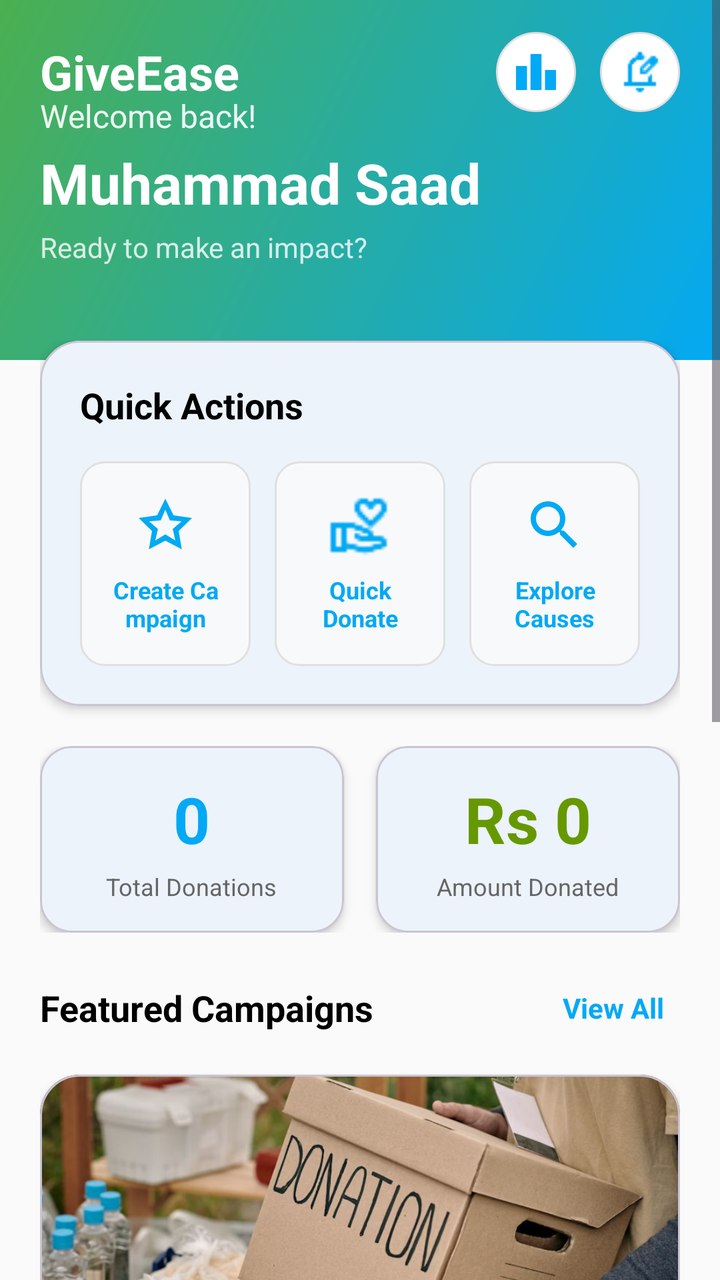
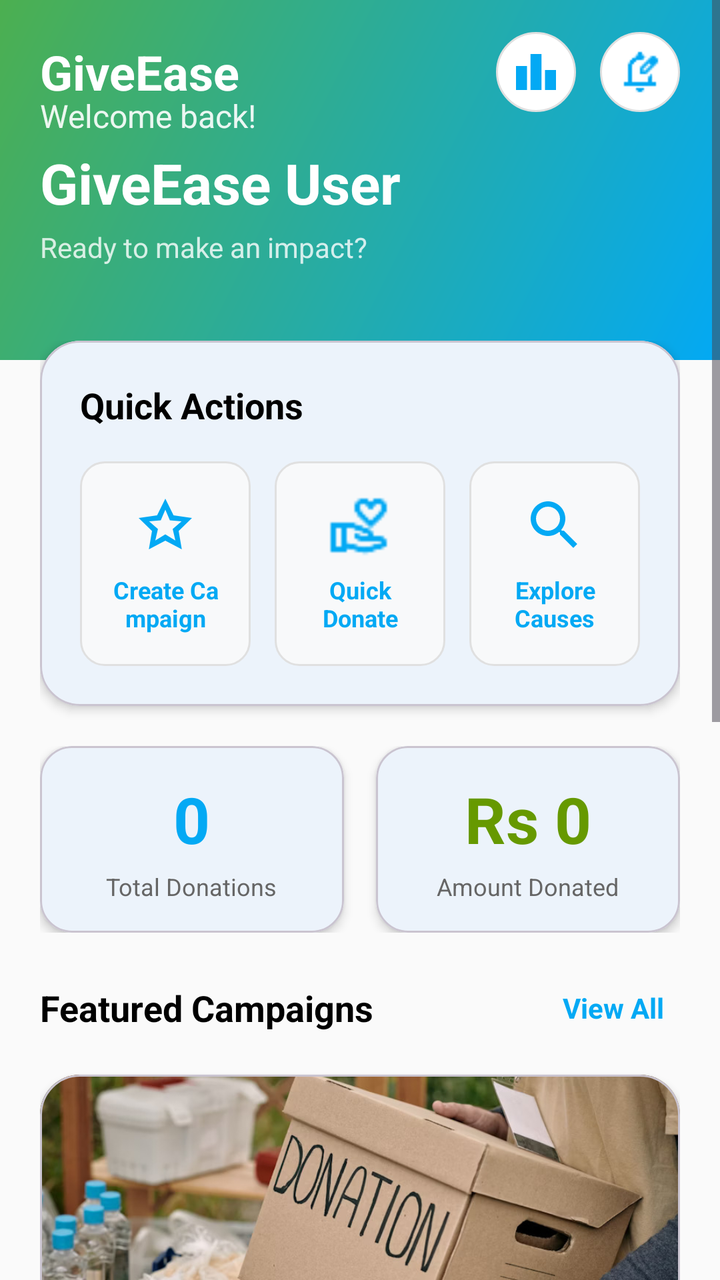

An Android layout rendered at two revisions. The XML below is the earlier revision; the diff shows what the commit changed to produce the second picture.
<!-- AndroidManifest.xml: application theme Theme.GiveEase -->
<!-- res/layout/fragment_donor_home.xml -->
<?xml version="1.0" encoding="utf-8"?>
<ScrollView xmlns:android="http://schemas.android.com/apk/res/android"
    xmlns:app="http://schemas.android.com/apk/res-auto"
    android:layout_width="match_parent"
    android:layout_height="match_parent"
    android:background="@color/background"
    android:fillViewport="true">

    <LinearLayout
        android:layout_width="match_parent"
        android:layout_height="wrap_content"
        android:orientation="vertical">

        <RelativeLayout
            android:layout_width="match_parent"
            android:layout_height="180dp"
            android:background="@drawable/home_header_gradient">

            <LinearLayout
                android:layout_width="match_parent"
                android:layout_height="wrap_content"
                android:orientation="horizontal"
                android:gravity="center_vertical"
                android:paddingHorizontal="20dp"
                android:paddingTop="16dp"
                android:layout_alignParentTop="true">

                <LinearLayout
                    android:layout_width="0dp"
                    android:layout_weight="1"
                    android:layout_height="wrap_content"
                    android:orientation="vertical">

                    <TextView
                        android:layout_width="wrap_content"
                        android:layout_height="wrap_content"
                        android:text="GiveEase"
                        android:textSize="24sp"
                        android:textStyle="bold"
                        android:textColor="@android:color/white" />

                </LinearLayout>

                <LinearLayout
                    android:layout_width="wrap_content"
                    android:layout_height="wrap_content"
                    android:orientation="horizontal">

                    <ImageView
                        android:id="@+id/ivLeaderboard"
                        android:layout_width="40dp"
                        android:layout_height="40dp"
                        android:src="@drawable/ic_leaderboard1"
                        android:background="@drawable/circle_white_bg"
                        android:padding="8dp"
                        android:layout_marginEnd="12dp"
                        app:tint="@color/secondary" />

                    <ImageView
                        android:id="@+id/ivNotifications"
                        android:layout_width="40dp"
                        android:layout_height="40dp"
                        android:src="@drawable/ic_notification"
                        android:background="@drawable/circle_white_bg"
                        android:padding="8dp"
                        app:tint="@color/secondary" />
                </LinearLayout>
            </LinearLayout>

            <LinearLayout
                android:layout_width="match_parent"
                android:layout_height="wrap_content"
                android:orientation="vertical"
                android:layout_centerInParent="true"
                android:paddingHorizontal="20dp">

                <TextView
                    android:layout_width="wrap_content"
                    android:layout_height="wrap_content"
                    android:text="Welcome back!"
                    android:textSize="16sp"
                    android:textColor="@android:color/white"
                    android:alpha="0.9" />

                <TextView
                    android:id="@+id/tvUserName"
                    android:layout_width="wrap_content"
                    android:layout_height="wrap_content"
                    android:text="Muhammad Saad"
                    android:textSize="28sp"
                    android:textStyle="bold"
                    android:textColor="@android:color/white"
                    android:layout_marginTop="4dp" />

                <TextView
                    android:layout_width="wrap_content"
                    android:layout_height="wrap_content"
                    android:text="Ready to make an impact?"
                    android:textSize="14sp"
                    android:textColor="@android:color/white"
                    android:alpha="0.8"
                    android:layout_marginTop="4dp" />
            </LinearLayout>
        </RelativeLayout>

        <LinearLayout
            android:layout_width="match_parent"
            android:layout_height="wrap_content"
            android:orientation="vertical"
            android:padding="20dp"
            android:layout_marginTop="-30dp">

            <com.google.android.material.card.MaterialCardView
                android:layout_width="match_parent"
                android:layout_height="wrap_content"
                android:layout_marginBottom="20dp"
                app:cardCornerRadius="20dp"
                app:cardElevation="3dp"
                app:cardBackgroundColor="@android:color/white">

                <LinearLayout
                    android:layout_width="match_parent"
                    android:layout_height="wrap_content"
                    android:orientation="vertical"
                    android:padding="20dp">

                    <TextView
                        android:layout_width="wrap_content"
                        android:layout_height="wrap_content"
                        android:text="Quick Actions"
                        android:textSize="18sp"
                        android:textStyle="bold"
                        android:textColor="@android:color/black"
                        android:layout_marginBottom="16dp" />

                    <LinearLayout
                        android:layout_width="match_parent"
                        android:layout_height="wrap_content"
                        android:orientation="horizontal">

                        <LinearLayout
                            android:id="@+id/layoutDonateWithoutRequest"
                            android:layout_width="0dp"
                            android:layout_weight="1"
                            android:layout_height="wrap_content"
                            android:orientation="vertical"
                            android:gravity="center"
                            android:background="@drawable/action_button_bg"
                            android:clickable="true"
                            android:focusable="true"
                            android:padding="16dp"
                            android:layout_marginEnd="8dp">

                            <ImageView
                                android:layout_width="32dp"
                                android:layout_height="32dp"
                                android:src="@drawable/ic_campaign"
                                app:tint="@color/secondary"
                                android:layout_marginBottom="8dp" />

                            <TextView
                                android:layout_width="wrap_content"
                                android:layout_height="wrap_content"
                                android:text="Create Campaign"
                                android:textSize="12sp"
                                android:textStyle="bold"
                                android:textColor="@color/secondary"
                                android:gravity="center" />
                        </LinearLayout>

                        <LinearLayout
                            android:id="@+id/layoutQuickDonate"
                            android:layout_width="0dp"
                            android:layout_weight="1"
                            android:layout_height="wrap_content"
                            android:orientation="vertical"
                            android:gravity="center"
                            android:background="@drawable/action_button_bg"
                            android:clickable="true"
                            android:focusable="true"
                            android:padding="16dp"
                            android:layout_marginStart="4dp"
                            android:layout_marginEnd="4dp">

                            <ImageView
                                android:layout_width="32dp"
                                android:layout_height="32dp"
                                android:src="@drawable/ic_donation"
                                app:tint="@color/secondary"
                                android:layout_marginBottom="8dp" />

                            <TextView
                                android:layout_width="wrap_content"
                                android:layout_height="wrap_content"
                                android:text="Quick Donate"
                                android:textSize="12sp"
                                android:textStyle="bold"
                                android:textColor="@color/secondary"
                                android:gravity="center" />
                        </LinearLayout>

                        <LinearLayout
                            android:id="@+id/layoutExploreCauses"
                            android:layout_width="0dp"
                            android:layout_weight="1"
                            android:layout_height="wrap_content"
                            android:orientation="vertical"
                            android:gravity="center"
                            android:background="@drawable/action_button_bg"
                            android:clickable="true"
                            android:focusable="true"
                            android:padding="16dp"
                            android:layout_marginStart="8dp">

                            <ImageView
                                android:layout_width="32dp"
                                android:layout_height="32dp"
                                android:src="@drawable/ic_search"
                                app:tint="@color/secondary"
                                android:layout_marginBottom="8dp" />

                            <TextView
                                android:layout_width="wrap_content"
                                android:layout_height="wrap_content"
                                android:text="Explore Causes"
                                android:textSize="12sp"
                                android:textStyle="bold"
                                android:textColor="@color/secondary"
                                android:gravity="center" />
                        </LinearLayout>
                    </LinearLayout>
                </LinearLayout>
            </com.google.android.material.card.MaterialCardView>

            <LinearLayout
                android:layout_width="match_parent"
                android:layout_height="wrap_content"
                android:orientation="horizontal"
                android:layout_marginBottom="20dp">

                <com.google.android.material.card.MaterialCardView
                    android:layout_width="0dp"
                    android:layout_weight="1"
                    android:layout_height="wrap_content"
                    android:layout_marginEnd="8dp"
                    app:cardCornerRadius="16dp"
                    app:cardElevation="3dp"
                    app:cardBackgroundColor="@android:color/white">

                    <LinearLayout
                        android:layout_width="match_parent"
                        android:layout_height="match_parent"
                        android:gravity="center"
                        android:orientation="vertical"
                        android:padding="15dp">

                        <TextView
                            android:id="@+id/tvDonationsCount"
                            android:layout_width="wrap_content"
                            android:layout_height="wrap_content"
                            android:text="0"
                            android:textColor="@color/secondary"
                            android:textSize="32sp"
                            android:textStyle="bold" />

                        <TextView
                            android:layout_width="wrap_content"
                            android:layout_height="wrap_content"
                            android:layout_marginTop="4dp"
                            android:gravity="center"
                            android:text="Total Donations"
                            android:textColor="#666666"
                            android:textSize="12sp" />
                    </LinearLayout>
                </com.google.android.material.card.MaterialCardView>

                <com.google.android.material.card.MaterialCardView
                    android:layout_width="0dp"
                    android:layout_weight="1"
                    android:layout_height="wrap_content"
                    android:layout_marginStart="8dp"
                    app:cardCornerRadius="16dp"
                    app:cardElevation="3dp"
                    app:cardBackgroundColor="@android:color/white">

                    <LinearLayout
                        android:layout_width="match_parent"
                        android:layout_height="match_parent"
                        android:gravity="center"
                        android:orientation="vertical"
                        android:padding="15dp">

                        <TextView
                            android:id="@+id/tvTotalAmount"
                            android:layout_width="wrap_content"
                            android:layout_height="wrap_content"
                            android:text="Rs 0"
                            android:textColor="@android:color/holo_green_dark"
                            android:textSize="32sp"
                            android:textStyle="bold" />

                        <TextView
                            android:layout_width="wrap_content"
                            android:layout_height="wrap_content"
                            android:layout_marginTop="4dp"
                            android:gravity="center"
                            android:text="Amount Donated"
                            android:textColor="#666666"
                            android:textSize="12sp" />
                    </LinearLayout>
                </com.google.android.material.card.MaterialCardView>
            </LinearLayout>

            <LinearLayout
                android:layout_width="match_parent"
                android:layout_height="wrap_content"
                android:orientation="horizontal"
                android:gravity="center_vertical"
                android:layout_marginBottom="16dp">

                <TextView
                    android:layout_width="0dp"
                    android:layout_weight="1"
                    android:layout_height="wrap_content"
                    android:text="Featured Campaigns"
                    android:textSize="18sp"
                    android:textStyle="bold"
                    android:textColor="@android:color/black" />

                <TextView
                    android:id="@+id/tvViewAllCampaigns"
                    android:layout_width="wrap_content"
                    android:layout_height="wrap_content"
                    android:text="View All"
                    android:textSize="14sp"
                    android:textColor="@color/secondary"
                    android:textStyle="bold"
                    android:clickable="true"
                    android:focusable="true"
                    android:background="?attr/selectableItemBackground"
                    android:padding="8dp" />
            </LinearLayout>

            <com.google.android.material.card.MaterialCardView
                android:id="@+id/cardFeaturedCampaign"
                android:layout_width="match_parent"
                android:layout_height="wrap_content"
                android:layout_marginBottom="20dp"
                android:clickable="true"
                android:focusable="true"
                app:cardCornerRadius="20dp"
                app:cardElevation="3dp"
                app:cardBackgroundColor="@android:color/white">

                <LinearLayout
                    android:layout_width="match_parent"
                    android:layout_height="wrap_content"
                    android:orientation="vertical">

                    <ImageView
                        android:layout_width="match_parent"
                        android:layout_height="160dp"
                        android:src="@drawable/sample_compaign1"
                        android:scaleType="centerCrop" />

                    <LinearLayout
                        android:layout_width="match_parent"
                        android:layout_height="wrap_content"
                        android:orientation="vertical"
                        android:padding="20dp">

                        <TextView
                            android:id="@+id/tvFeaturedNgo"
                            android:layout_width="wrap_content"
                            android:layout_height="wrap_content"
                            android:text="Flood Relief by Edhi Foundation"
                            android:textSize="18sp"
                            android:textStyle="bold"
                            android:textColor="@android:color/black"
                            android:layout_marginBottom="8dp" />

                        <TextView
                            android:layout_width="wrap_content"
                            android:layout_height="wrap_content"
                            android:text="Help flood victims rebuild their lives with emergency supplies and shelter"
                            android:textSize="14sp"
                            android:textColor="#666666"
                            android:layout_marginBottom="16dp" />

                        <LinearLayout
                            android:layout_width="match_parent"
                            android:layout_height="wrap_content"
                            android:orientation="horizontal"
                            android:gravity="center_vertical"
                            android:layout_marginBottom="16dp">

                            <ProgressBar
                                style="?android:attr/progressBarStyleHorizontal"
                                android:layout_width="0dp"
                                android:layout_weight="1"
                                android:layout_height="8dp"
                                android:progress="65"
                                android:progressTint="@color/secondary"
                                android:progressBackgroundTint="#E0E0E0" />

                            <TextView
                                android:layout_width="wrap_content"
                                android:layout_height="wrap_content"
                                android:text="65%"
                                android:textColor="@color/secondary"
                                android:textStyle="bold"
                                android:layout_marginStart="12dp" />
                        </LinearLayout>

                        <LinearLayout
                            android:layout_width="match_parent"
                            android:layout_height="wrap_content"
                            android:orientation="horizontal"
                            android:gravity="center_vertical">

                            <LinearLayout
                                android:layout_width="0dp"
                                android:layout_weight="1"
                                android:layout_height="wrap_content"
                                android:orientation="vertical">

                                <TextView
                                    android:layout_width="wrap_content"
                                    android:layout_height="wrap_content"
                                    android:text="Rs 650,000"
                                    android:textSize="16sp"
                                    android:textStyle="bold"
                                    android:textColor="@color/secondary" />

                                <TextView
                                    android:layout_width="wrap_content"
                                    android:layout_height="wrap_content"
                                    android:text="raised of Rs 1,000,000"
                                    android:textSize="12sp"
                                    android:textColor="#666666" />
                            </LinearLayout>

                            <com.google.android.material.button.MaterialButton
                                android:id="@+id/btnDonateFeatured"
                                android:layout_width="wrap_content"
                                android:layout_height="48dp"
                                android:text="Donate Now"
                                android:textSize="14sp"
                                android:textStyle="bold"
                                app:cornerRadius="24dp"
                                android:backgroundTint="@color/secondary"
                                android:paddingHorizontal="24dp" />
                        </LinearLayout>
                    </LinearLayout>
                </LinearLayout>
            </com.google.android.material.card.MaterialCardView>

            <LinearLayout
                android:layout_width="match_parent"
                android:layout_height="wrap_content"
                android:orientation="horizontal"
                android:gravity="center_vertical"
                android:layout_marginBottom="16dp">

                <TextView
                    android:layout_width="0dp"
                    android:layout_weight="1"
                    android:layout_height="wrap_content"
                    android:text="Recent Activity"
                    android:textSize="18sp"
                    android:textStyle="bold"
                    android:textColor="@android:color/black" />

                <TextView
                    android:id="@+id/tvViewAllActivity"
                    android:layout_width="wrap_content"
                    android:layout_height="wrap_content"
                    android:text="View All"
                    android:textSize="14sp"
                    android:textColor="@color/secondary"
                    android:textStyle="bold"
                    android:clickable="true"
                    android:focusable="true"
                    android:background="?attr/selectableItemBackground"
                    android:padding="8dp" />
            </LinearLayout>

            <com.google.android.material.card.MaterialCardView
                android:layout_width="match_parent"
                android:layout_height="wrap_content"
                android:layout_marginBottom="20dp"
                app:cardCornerRadius="16dp"
                app:cardElevation="2dp"
                app:cardBackgroundColor="@android:color/white">

                <LinearLayout
                    android:layout_width="match_parent"
                    android:layout_height="wrap_content"
                    android:orientation="horizontal"
                    android:padding="20dp"
                    android:gravity="center_vertical">

                    <ImageView
                        android:layout_width="48dp"
                        android:layout_height="48dp"
                        android:src="@drawable/ic_donation"
                        android:background="@drawable/circle_success_bg"
                        android:padding="12dp"
                        app:tint="@android:color/white" />

                    <LinearLayout
                        android:layout_width="0dp"
                        android:layout_weight="1"
                        android:layout_height="wrap_content"
                        android:orientation="vertical"
                        android:layout_marginStart="16dp">

                        <TextView
                            android:layout_width="wrap_content"
                            android:layout_height="wrap_content"
                            android:text="Donation Successful"
                            android:textSize="16sp"
                            android:textStyle="bold"
                            android:textColor="@android:color/black" />

                        <TextView
                            android:layout_width="wrap_content"
                            android:layout_height="wrap_content"
                            android:text="Edhi Foundation • 2 days ago"
                            android:textSize="14sp"
                            android:textColor="#666666"
                            android:layout_marginTop="4dp" />
                    </LinearLayout>

                    <TextView
                        android:layout_width="wrap_content"
                        android:layout_height="wrap_content"
                        android:text="Rs 5,000"
                        android:textSize="18sp"
                        android:textStyle="bold"
                        android:textColor="@android:color/holo_green_dark" />
                </LinearLayout>
            </com.google.android.material.card.MaterialCardView>
        </LinearLayout>
    </LinearLayout>
</ScrollView>
<!-- resources referenced by this layout -->
<resources>
  <color name="background">#FAFAFA</color>
  <color name="secondary">#03A9F4</color>
  <!-- drawable action_button_bg (drawable) -->
  <shape xmlns:android="http://schemas.android.com/apk/res/android">
      <solid android:color="#F8F9FA" />
      <corners android:radius="12dp" />
      <stroke android:width="1dp" android:color="#E0E0E0" />
  </shape>
  <!-- drawable circle_success_bg (drawable) -->
  <shape xmlns:android="http://schemas.android.com/apk/res/android"
      android:shape="oval">
      <solid android:color="@android:color/holo_green_dark" />
  </shape>
  <!-- drawable circle_white_bg (drawable) -->
  <shape xmlns:android="http://schemas.android.com/apk/res/android"
      android:shape="oval">
      <solid android:color="@android:color/white" />
      <stroke android:width="1dp" android:color="#E0E0E0" />
  </shape>
  <!-- drawable home_header_gradient (drawable) -->
  <shape xmlns:android="http://schemas.android.com/apk/res/android">
      <gradient
          android:angle="135"
          android:startColor="@color/secondary"
          android:endColor="@color/primary"
          android:type="linear" />
  </shape>
  <!-- drawable ic_campaign (drawable) -->
  <vector xmlns:android="http://schemas.android.com/apk/res/android"
      android:width="24dp"
      android:height="24dp"
      android:viewportWidth="24"
      android:viewportHeight="24">
      <path
          android:fillColor="#FF000000"
          android:pathData="M12,2l3.09,6.26L22,9.27l-5,4.87 1.18,6.88L12,17.77l-6.18,3.25L7,14.14 2,9.27l6.91,-1.01L12,2zM12,15.4l3.76,2.27 -1,-4.28 3.32,-2.88 -4.38,-0.38L12,6.1l-1.71,4.04 -4.38,0.38 3.32,2.88 -1,4.28L12,15.4z"/>
  </vector>
  <!-- drawable ic_donation: png bitmap (drawable, 513 bytes) -->
  <!-- drawable ic_leaderboard1 (drawable) -->
  <vector xmlns:android="http://schemas.android.com/apk/res/android"
      android:width="24dp"
      android:height="24dp"
      android:viewportWidth="24"
      android:viewportHeight="24">
      <path
          android:fillColor="#FF000000"
          android:pathData="M7.5,21H2V9h5.5V21zM14.75,3h-5.5v18h5.5V3zM22,11h-5.5v10H22V11z"/>
  </vector>
  <!-- drawable ic_notification: png bitmap (drawable, 363 bytes) -->
  <!-- drawable ic_search (drawable) -->
  <vector xmlns:android="http://schemas.android.com/apk/res/android"
      android:width="24dp"
      android:height="24dp"
      android:viewportWidth="24"
      android:viewportHeight="24">
      <path
          android:fillColor="#FF000000"
          android:pathData="M15.5,14h-0.79l-0.28,-0.27C15.41,12.59 16,11.11 16,9.5 16,5.91 13.09,3 9.5,3S3,5.91 3,9.5 5.91,16 9.5,16c1.61,0 3.09,-0.59 4.23,-1.57l0.27,0.28v0.79l5,4.99L20.49,19l-4.99,-5zM9.5,14C7.01,14 5,11.99 5,9.5S7.01,5 9.5,5 14,7.01 14,9.5 11.99,14 9.5,14z"/>
  </vector>
  <!-- drawable sample_compaign1: jpg bitmap (drawable, 145844 bytes) -->
  <style name="Theme.GiveEase" parent="Theme.Material3.Light.NoActionBar">
          
          <item name="colorPrimary">@color/primary_blue</item>
          <item name="colorOnPrimary">@color/white</item>
          <item name="colorSecondary">@color/teal_200</item>
          <item name="colorOnSecondary">@color/black</item>
  
          
          <item name="android:windowBackground">@color/background</item>
          <item name="colorSurface">@color/surface</item>
          <item name="colorOnSurface">@color/onSurface</item>
          <item name="colorOnBackground">@color/onBackground</item>
  
          
          <item name="android:statusBarColor" tools:targetApi="l">?attr/colorPrimary</item>
  
      </style>
  <color name="primary">#4CAF50</color>
  <color name="primary_blue">#1976D2</color>
  <color name="white">#FFFFFFFF</color>
  <color name="teal_200">#FF03DAC5</color>
  <color name="black">#FF000000</color>
  <color name="surface">#FFFFFF</color>
  <color name="onSurface">#212121</color>
  <color name="onBackground">#212121</color>
</resources>

<!-- the commit's change to res/layout/fragment_donor_home.xml (unified diff, before → after) -->
@@ -86,7 +86,7 @@
                     android:id="@+id/tvUserName"
                     android:layout_width="wrap_content"
                     android:layout_height="wrap_content"
-                    android:text="Muhammad Saad"
+                    android:text="GiveEase User"
                     android:textSize="28sp"
                     android:textStyle="bold"
                     android:textColor="@android:color/white"
